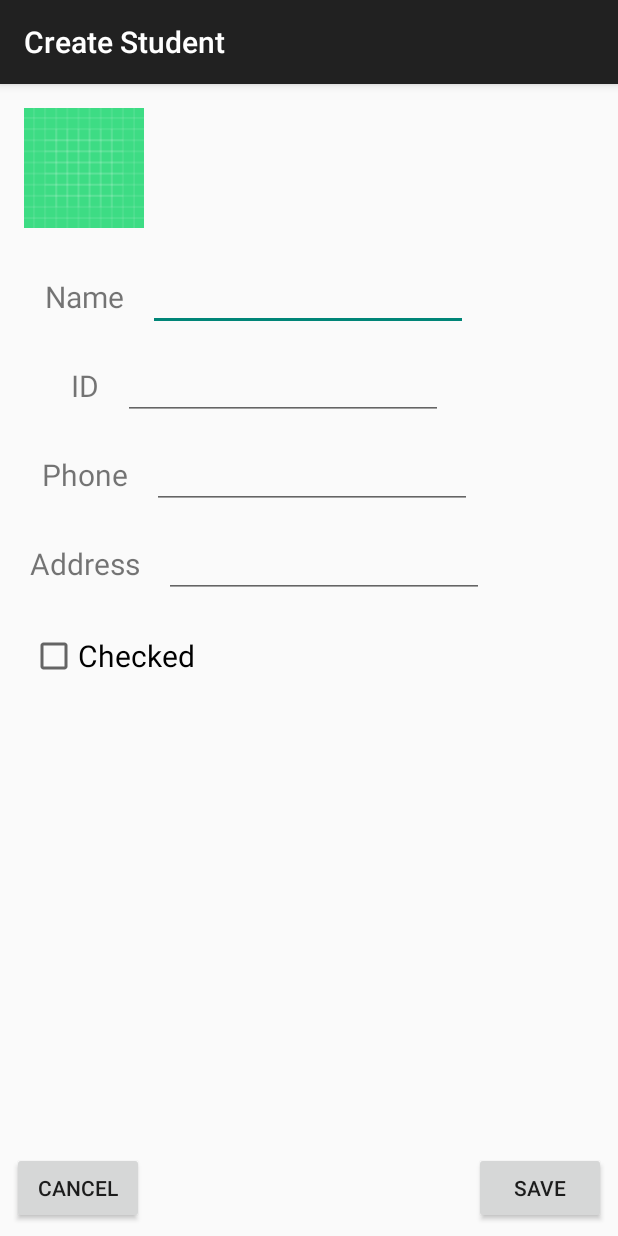
After one commit to royfreund/StudentsApp, an Android app built with Jetpack Compose: the CreateStudentActivity screen opened directly, with no data from a screen before it, on a phone screen of 412 x 824 dp. The commit adds this screen. Run offline under Robolectric (Android 15) with nearby library versions, the phone set to English and light mode, and no system bars.

Commit message:
Done with add student

```diff
--- /dev/null
+++ b/app/src/main/java/com/example/studentsapp/activities/CreateStudentActivity.kt
@@ -0,0 +1,35 @@
+package com.example.studentsapp.activities
+
+import android.os.Bundle
+import android.view.View
+import android.widget.CheckBox
+import android.widget.EditText
+import androidx.appcompat.app.AppCompatActivity
+import com.example.studentsapp.R
+import com.example.studentsapp.model.Model
+import com.example.studentsapp.model.Student
+
+class CreateStudentActivity : AppCompatActivity() {
+    override fun onCreate(savedInstanceState: Bundle?) {
+        super.onCreate(savedInstanceState)
+        setContentView(R.layout.activity_create_student)
+    }
+
+    fun closeActivity(view: View) {
+        finish()
+    }
+
+    fun saveStudent(view: View) {
+        val studentName = findViewById<EditText>(R.id.tvNameInput).text.toString()
+        val studentId = findViewById<EditText>(R.id.tvIdInput).text.toString()
+        val studentPhone = findViewById<EditText>(R.id.tvPhoneInput).text.toString()
+        val studentAddress = findViewById<EditText>(R.id.tvAddressInput).text.toString()
+        val studentIsChecked = findViewById<CheckBox>(R.id.btnCheckbox).isChecked
+
+        val student = Student(studentName, studentId, studentPhone, studentAddress, studentIsChecked)
+        Model.instance.addStudent(student)
+        this.closeActivity(view)
+    }
+
+
+}
--- a/app/src/main/java/com/example/studentsapp/StudentsRecyclerViewActivity.kt
+++ b/app/src/main/java/com/example/studentsapp/activities/StudentsRecyclerViewActivity.kt
@@ -1,10 +1,13 @@
-package com.example.studentsapp
+package com.example.studentsapp.activities
 
+import android.content.Intent
 import android.os.Bundle
 import android.util.Log
+import android.view.View
 import androidx.appcompat.app.AppCompatActivity
 import androidx.recyclerview.widget.LinearLayoutManager
 import androidx.recyclerview.widget.RecyclerView
+import com.example.studentsapp.R
 import com.example.studentsapp.model.Model
 import com.example.studentsapp.model.Student
 import com.example.studentsapp.utils.OnItemClickListener
@@ -32,4 +35,14 @@ class StudentsRecyclerViewActivity : AppCompatActivity() {
 
         studentsRecyclerView.adapter = adapter
     }
+
+    override fun onResume() {
+        super.onResume()
+        val adapter = findViewById<RecyclerView>(R.id.betterStudentsList).adapter as StudentsRecyclerAdapter
+        adapter.notifyDataSetChanged()
+    }
+
+    fun openCreateStudentActivity(view: View) {
+        view.context.startActivity(Intent(view.context, CreateStudentActivity::class.java))
+    }
 }
--- a/app/src/main/java/com/example/studentsapp/model/Model.kt
+++ b/app/src/main/java/com/example/studentsapp/model/Model.kt
@@ -6,12 +6,6 @@ class Model private constructor() {
 
     companion object {
         val instance = Model()
-    }
-
-    init {
-        for (i in 1..20) {
-            students.add(Student("Student $i", "$i", "http://me.png/$i", "Address $i", false))
-        }
     }
 
     fun getStudents(): MutableList<Student> {
@@ -40,4 +34,8 @@ class Model private constructor() {
         this.students[index] = student
     }
 
+    fun getStudentsCount(): Int {
+        return this.students.size
+    }
+
 }
--- a/app/src/main/java/com/example/studentsapp/model/Student.kt
+++ b/app/src/main/java/com/example/studentsapp/model/Student.kt
@@ -1,3 +1,3 @@
 package com.example.studentsapp.model
 
-data class Student(val name: String, val id: String, val avatar: String, val address: String, var isChecked: Boolean)
+data class Student(val name: String, val id: String, val phone: String, val address: String, var isChecked: Boolean)
--- /dev/null
+++ b/app/src/main/res/layout/activity_create_student.xml
@@ -0,0 +1,143 @@
+<?xml version="1.0" encoding="utf-8"?>
+<androidx.constraintlayout.widget.ConstraintLayout xmlns:android="http://schemas.android.com/apk/res/android"
+    xmlns:app="http://schemas.android.com/apk/res-auto"
+    xmlns:tools="http://schemas.android.com/tools"
+    android:id="@+id/main"
+    android:layout_width="match_parent"
+    android:layout_height="match_parent"
+    tools:context=".activities.CreateStudentActivity">
+
+
+    <ImageView
+        android:id="@+id/imageView"
+        android:layout_width="80dp"
+        android:layout_height="80dp"
+        android:contentDescription="@string/no_content_label"
+        android:visibility="visible"
+        android:layout_marginStart="16dp"
+        android:layout_marginTop="16dp"
+        app:layout_constraintStart_toStartOf="parent"
+        app:layout_constraintTop_toTopOf="parent"
+        app:srcCompat="@drawable/ic_launcher_background" />
+
+    <TextView
+        android:id="@+id/tvName"
+        android:layout_width="wrap_content"
+        android:layout_height="wrap_content"
+        android:layout_marginTop="32dp"
+        android:text="@string/name_label"
+        android:textSize="20sp"
+        app:layout_constraintEnd_toEndOf="@id/imageView"
+        app:layout_constraintStart_toStartOf="@id/imageView"
+        app:layout_constraintTop_toBottomOf="@id/imageView" />
+
+    <TextView
+        android:id="@+id/tvId"
+        android:layout_width="wrap_content"
+        android:layout_height="wrap_content"
+        android:layout_marginTop="32dp"
+        android:text="@string/id_label"
+        android:textSize="20sp"
+        app:layout_constraintEnd_toEndOf="@id/tvName"
+        app:layout_constraintStart_toStartOf="@id/tvName"
+        app:layout_constraintTop_toBottomOf="@id/tvName" />
+
+    <TextView
+        android:id="@+id/tvPhone"
+        android:layout_width="wrap_content"
+        android:layout_height="wrap_content"
+        android:layout_marginTop="32dp"
+        android:text="@string/phone_label"
+        android:textSize="20sp"
+        app:layout_constraintEnd_toEndOf="@+id/tvId"
+        app:layout_constraintStart_toStartOf="@+id/tvId"
+        app:layout_constraintTop_toBottomOf="@+id/tvId" />
+
+    <TextView
+        android:id="@+id/tvAddress"
+        android:layout_width="wrap_content"
+        android:layout_height="wrap_content"
+        android:layout_marginTop="32dp"
+        android:text="@string/address_label"
+        android:textSize="20sp"
+        app:layout_constraintEnd_toEndOf="@+id/tvPhone"
+        app:layout_constraintStart_toStartOf="@+id/tvPhone"
+        app:layout_constraintTop_toBottomOf="@+id/tvPhone" />
+
+    <EditText
+        android:id="@+id/tvNameInput"
+        android:layout_width="wrap_content"
+        android:layout_height="wrap_content"
+        android:layout_marginStart="16dp"
+        android:ems="10"
+        android:inputType="text"
+        app:layout_constraintBottom_toBottomOf="@+id/tvName"
+        app:layout_constraintStart_toEndOf="@+id/tvName"
+        app:layout_constraintTop_toTopOf="@+id/tvName" />
+
+    <EditText
+        android:id="@+id/tvIdInput"
+        android:layout_width="wrap_content"
+        android:layout_height="wrap_content"
+        android:layout_marginStart="16dp"
+        android:ems="10"
+        android:inputType="text"
+        app:layout_constraintBottom_toBottomOf="@+id/tvId"
+        app:layout_constraintStart_toEndOf="@+id/tvId"
+        app:layout_constraintTop_toTopOf="@+id/tvId" />
+
+    <EditText
+        android:id="@+id/tvPhoneInput"
+        android:layout_width="wrap_content"
+        android:layout_height="wrap_content"
+        android:layout_marginStart="16dp"
+        android:ems="10"
+        android:inputType="phone"
+        app:layout_constraintBottom_toBottomOf="@+id/tvPhone"
+        app:layout_constraintStart_toEndOf="@+id/tvPhone"
+        app:layout_constraintTop_toTopOf="@+id/tvPhone" />
+
+    <EditText
+        android:id="@+id/tvAddressInput"
+        android:layout_width="wrap_content"
+        android:layout_height="wrap_content"
+        android:layout_marginStart="16dp"
+        android:ems="10"
+        android:inputType="text"
+        app:layout_constraintBottom_toBottomOf="@+id/tvAddress"
+        app:layout_constraintStart_toEndOf="@+id/tvAddress"
+        app:layout_constraintTop_toTopOf="@+id/tvAddress" />
+
+    <CheckBox
+        android:id="@+id/btnCheckbox"
+        android:layout_width="wrap_content"
+        android:layout_height="wrap_content"
+        android:layout_marginTop="32dp"
+        android:text="@string/checked_label"
+        android:textSize="20sp"
+        app:layout_constraintStart_toStartOf="@+id/tvAddress"
+        app:layout_constraintTop_toBottomOf="@+id/tvAddress" />
+
+    <Button
+        android:id="@+id/btnCancel"
+        android:layout_width="wrap_content"
+        android:layout_height="wrap_content"
+        android:layout_marginStart="8dp"
+        android:layout_marginBottom="8dp"
+        android:text="@string/cancel_label"
+        app:layout_constraintBottom_toBottomOf="parent"
+        app:layout_constraintStart_toStartOf="parent"
+        android:onClick="closeActivity"/>
+
+    <Button
+        android:id="@+id/btnSave"
+        android:layout_width="wrap_content"
+        android:layout_height="wrap_content"
+        android:layout_marginEnd="8dp"
+        android:layout_marginBottom="8dp"
+        android:text="@string/save_label"
+        app:layout_constraintBottom_toBottomOf="parent"
+        app:layout_constraintEnd_toEndOf="parent"
+        android:onClick="saveStudent" />
+
+</androidx.constraintlayout.widget.ConstraintLayout>
--- a/app/src/main/res/layout/activity_students_recycler_view.xml
+++ b/app/src/main/res/layout/activity_students_recycler_view.xml
@@ -2,7 +2,9 @@
 <androidx.constraintlayout.widget.ConstraintLayout xmlns:android="http://schemas.android.com/apk/res/android"
     xmlns:app="http://schemas.android.com/apk/res-auto"
     android:layout_width="match_parent"
-    android:layout_height="match_parent">
+    android:layout_height="match_parent"
+    xmlns:tools="http://schemas.android.com/tools"
+    tools:context=".activities.StudentsRecyclerViewActivity">
 
     <androidx.recyclerview.widget.RecyclerView
         android:id="@+id/betterStudentsList"
@@ -17,10 +19,11 @@
         android:id="@+id/addStudentBtn"
         android:layout_width="wrap_content"
         android:layout_height="wrap_content"
-        android:layout_marginRight="8dp"
+        android:layout_marginEnd="8dp"
         android:layout_marginBottom="8dp"
         android:clickable="true"
         app:layout_constraintBottom_toBottomOf="parent"
         app:layout_constraintEnd_toEndOf="parent"
-        app:srcCompat="@android:drawable/ic_input_add" />
+        app:srcCompat="@android:drawable/ic_input_add"
+        android:onClick="openCreateStudentActivity"/>
 </androidx.constraintlayout.widget.ConstraintLayout>
--- a/app/src/main/res/layout/student_row_layout.xml
+++ b/app/src/main/res/layout/student_row_layout.xml
@@ -12,7 +12,7 @@
         android:id="@+id/ivStudentImage"
         android:layout_width="78dp"
         android:layout_height="78dp"
-        android:contentDescription="@string/app_name"
+        android:contentDescription="@string/students_list_screen_label"
         android:visibility="visible"
         app:layout_constraintBottom_toBottomOf="parent"
         app:layout_constraintStart_toStartOf="parent"
--- a/app/src/main/res/values/strings.xml
+++ b/app/src/main/res/values/strings.xml
@@ -1,3 +1,12 @@
 <resources>
-    <string name="app_name">StudentsApp</string>
+    <string name="students_list_screen_label">StudentsApp</string>
+    <string name="create_student_screen_label">Create Student</string>
+    <string name="no_content_label">No Content</string>
+    <string name="name_label">Name</string>
+    <string name="id_label">ID</string>
+    <string name="phone_label">Phone</string>
+    <string name="address_label">Address</string>
+    <string name="checked_label">Checked</string>
+    <string name="cancel_label">Cancel</string>
+    <string name="save_label">Save</string>
 </resources>
--- a/gradle/libs.versions.toml
+++ b/gradle/libs.versions.toml
@@ -1,5 +1,5 @@
 [versions]
-agp = "8.8.0"
+agp = "8.7.0"
 kotlin = "2.0.0"
 coreKtx = "1.15.0"
 junit = "4.13.2"
```
Also changed, not shown: app/src/main/AndroidManifest.xml (+10 -5 lines).
